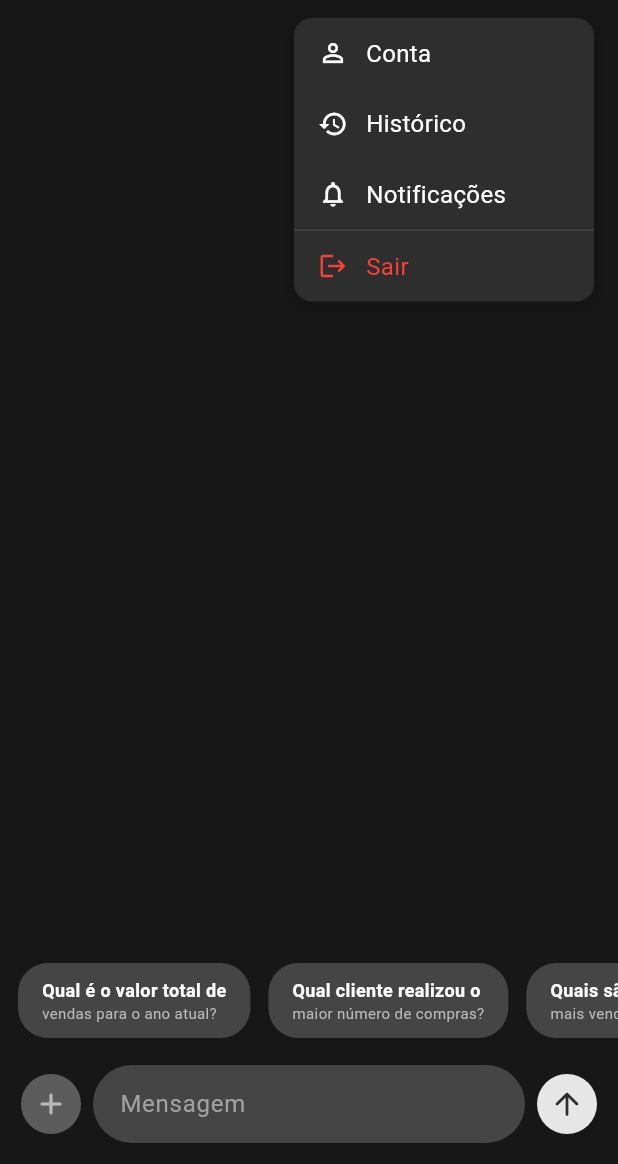
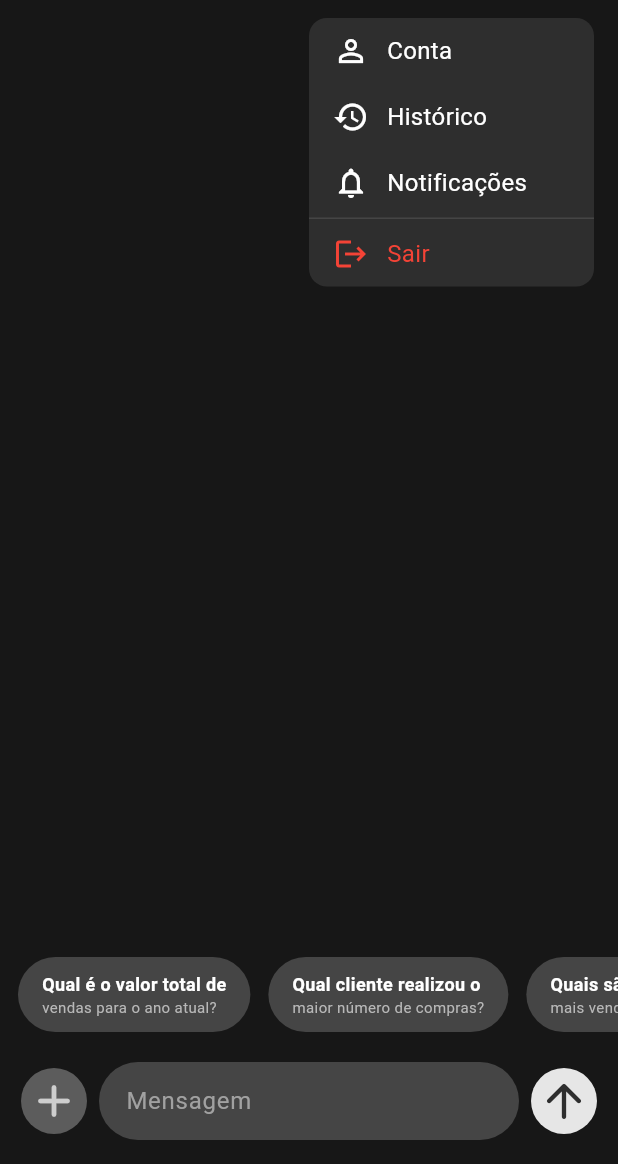
Before and after one commit to Joao-PauloBR/sophos-kodiak, a Flutter app: the MainScreen screen opened directly with empty values, after a tap on the "account circle" icon, on a phone screen of 412 x 824 dp, the part 72-1236 px from its top. Run offline on Flutter 3.47's test engine with Material 3 defaults, Android fonts, the phone set to English and light mode, and no system bars; our stand-ins replace logger.

Commit message:
Sophos Kodiak v0.85

```diff
--- a/lib/screens/main_screen.dart
+++ b/lib/screens/main_screen.dart
@@ -313,15 +313,15 @@ class _MainScreenState extends State<MainScreen> {
           IconButton(
             onPressed: _startNewConversation,
             icon: Container(
-              padding: const EdgeInsets.all(8),
+              padding: const EdgeInsets.all(4),
               decoration: const BoxDecoration(
                 color: Color(0xFF5C5C5C),
                 shape: BoxShape.circle,
               ),
               child: const Icon(
                 Icons.add_rounded,
-                color: Color(0xFFB8B8B8),
-                size: 24,
+                color: Color(0xFFCECECE),
+                size: 36,
               ),
             ),
           ),
@@ -364,7 +364,7 @@ class _MainScreenState extends State<MainScreen> {
           IconButton(
             onPressed: _sendMessage,
             icon: Container(
-              padding: const EdgeInsets.all(8),
+              padding: const EdgeInsets.all(4),
               decoration: const BoxDecoration(
                 color: Color(0xFFE6E6E6),
                 shape: BoxShape.circle,
@@ -372,7 +372,7 @@ class _MainScreenState extends State<MainScreen> {
               child: const Icon(
                 Icons.arrow_upward_rounded,
                 color: Color(0xFF2E2E2E),
-                size: 24,
+                size: 36,
               ),
             ),
           ),
@@ -391,17 +391,10 @@ class _MainScreenState extends State<MainScreen> {
 
   Widget _buildProfileDropdown() {
     return Container(
-      width: 200,
+      width: 190,
       decoration: BoxDecoration(
         color: const Color(0xFF2E2E2E),
         borderRadius: BorderRadius.circular(12),
-        boxShadow: [
-          BoxShadow(
-            color: Colors.black.withOpacity(0.2),
-            blurRadius: 8,
-            offset: const Offset(0, 4),
-          ),
-        ],
       ),
       child: Column(
         children: [
@@ -429,7 +422,7 @@ class _MainScreenState extends State<MainScreen> {
           ),
           _buildDropdownItem(Icons.history, 'Histórico'),
           _buildDropdownItem(Icons.notifications_none, 'Notificações'),
-          const Divider(color: Color(0xFF454545), height: 1),
+          const Divider(color: Color(0xFF454545), height: 3),
           _buildDropdownItem(
             Icons.logout,
             'Sair',
@@ -458,10 +451,10 @@ class _MainScreenState extends State<MainScreen> {
     return InkWell(
       onTap: onTap,
       child: Padding(
-        padding: const EdgeInsets.symmetric(horizontal: 16, vertical: 12),
+        padding: const EdgeInsets.symmetric(horizontal: 16, vertical: 10),
         child: Row(
           children: [
-            Icon(icon, color: iconColor, size: 20),
+            Icon(icon, color: iconColor, size: 24),
             const SizedBox(width: 12),
             Text(
               text,
@@ -488,7 +481,7 @@ class _MainScreenState extends State<MainScreen> {
         padding: const EdgeInsets.symmetric(horizontal: 16, vertical: 8),
         decoration: BoxDecoration(
           color: const Color(0xFF454545),
-          borderRadius: BorderRadius.circular(20),
+          borderRadius: BorderRadius.circular(35),
         ),
         child: Column(
           mainAxisAlignment: MainAxisAlignment.center,
```
Also changed, not shown: lib/screens/login_screen.dart (+20 -7 lines), lib/screens/settings_screen.dart (+22 -5 lines).
